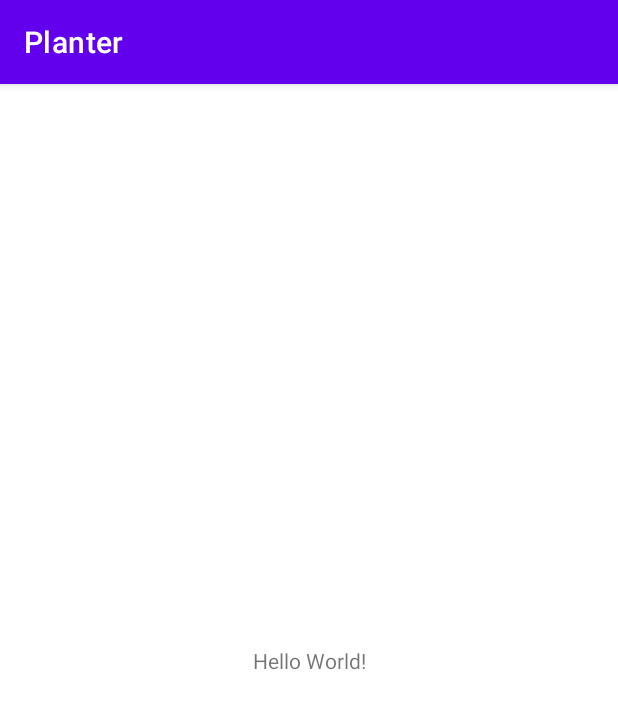
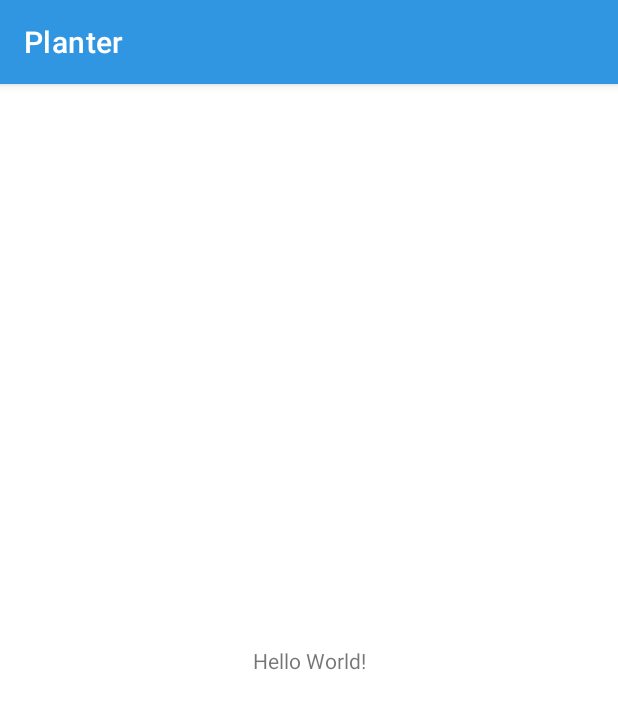
Before and after one commit to dongphusang/Planter, an Android app: the screen it shows after launch (MainActivity), on a phone screen of 412 x 824 dp. Shown: the top 709 px of the screen. Run offline under Robolectric (Android 15) with nearby library versions, the light colour scheme and no system bars.

Commit message:
Update_001: Color Theme
- Modified colors.xml
   + Added light theme

```diff
--- a/Planter/app/src/main/res/values-night/themes.xml
+++ b/Planter/app/src/main/res/values-night/themes.xml
@@ -2,15 +2,16 @@
     <!-- Base application theme. -->
     <style name="Theme.Planter" parent="Theme.MaterialComponents.DayNight.DarkActionBar">
         <!-- Primary brand color. -->
-        <item name="colorPrimary">@color/purple_200</item>
-        <item name="colorPrimaryVariant">@color/purple_700</item>
+        <item name="colorPrimary">@color/primary</item>
+        <item name="colorPrimaryVariant">@color/pri_variant</item>
         <item name="colorOnPrimary">@color/black</item>
         <!-- Secondary brand color. -->
-        <item name="colorSecondary">@color/teal_200</item>
-        <item name="colorSecondaryVariant">@color/teal_200</item>
+        <item name="colorSecondary">@color/secondary</item>
+        <item name="colorSecondaryVariant">@color/sec_variant</item>
         <item name="colorOnSecondary">@color/black</item>
         <!-- Status bar color. -->
         <item name="android:statusBarColor" tools:targetApi="l">?attr/colorPrimaryVariant</item>
+
         <!-- Customize your theme here. -->
     </style>
 </resources>
--- a/Planter/app/src/main/res/values/colors.xml
+++ b/Planter/app/src/main/res/values/colors.xml
@@ -2,11 +2,14 @@
 <resources>
 
     <!-- light theme -->
-    <color name="purple_200">#FFBB86FC</color>
-    <color name="primary">#FF6200EE</color>
-    <color name="pri_variant">#FF3700B3</color>
-    <color name="secondary">#FF03DAC5</color>
-    <color name="sec_variant">#FF018786</color>
+    <color name="base_color">#FFBB86FC</color>
+    <color name="primary">#FF3196E2</color>
+    <color name="pri_variant">#FF53D2DC</color>
+    <color name="secondary">#FFFF826C</color>
+    <color name="sec_variant">#FFFFC05F</color>
     <color name="black">#FF000000</color>
     <color name="white">#FFFFFFFF</color>
+
+    <!-- dark theme -->
+
 </resources>
```
